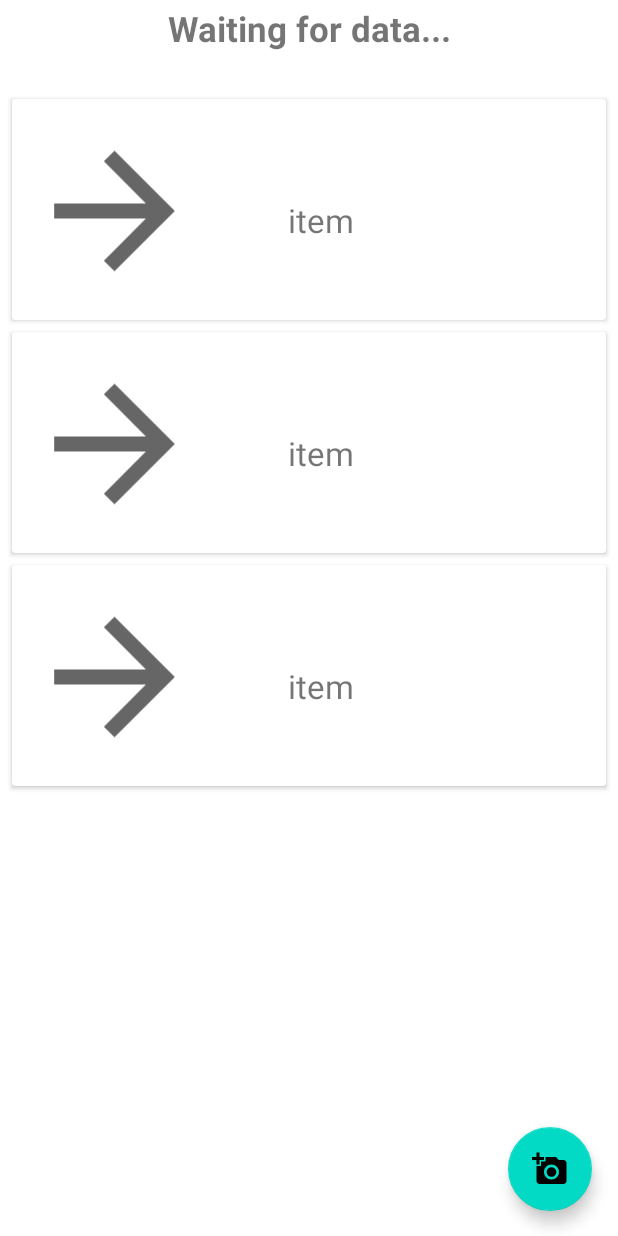
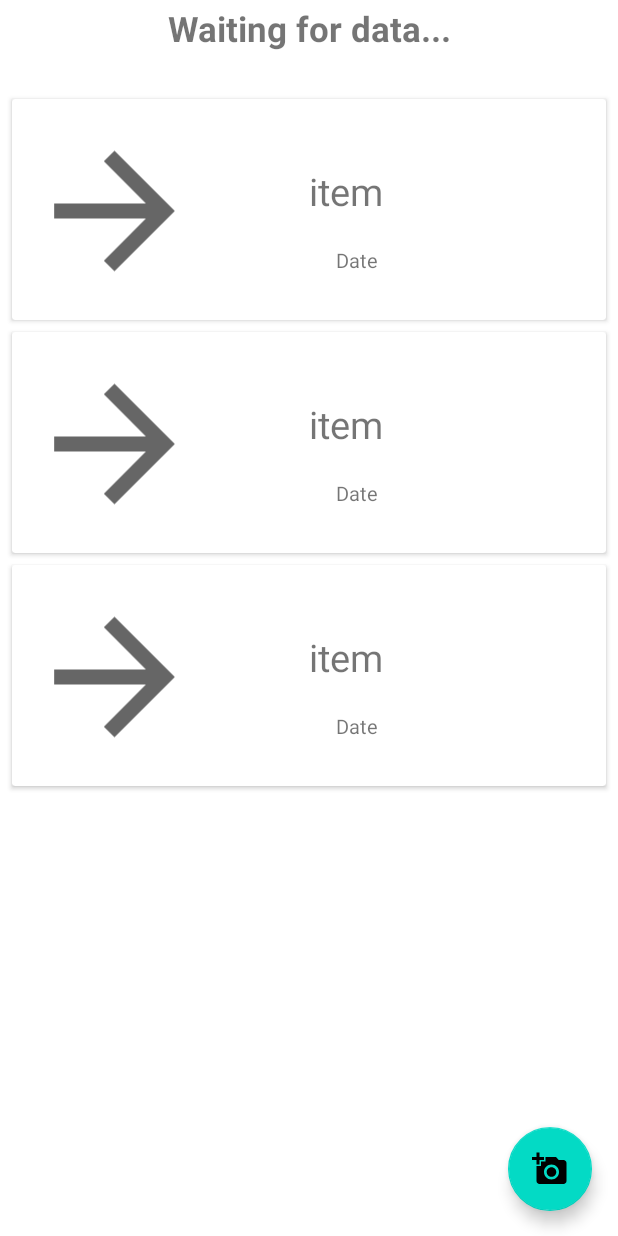
Before and after one commit to Sharkerz/InstaBus, an Android app: the layout activity_station_detail.xml on its own in the app's theme, with its tools: preview values and no code run, on a phone screen of 412 x 824 dp. Run offline under Robolectric (Android 15) with nearby library versions, the phone set to English and light mode, and no system bars.

Commit message:
Ajout de la date

```diff
--- a/app/src/main/java/com/example/instabus/DBHelper/DBHelper.kt
+++ b/app/src/main/java/com/example/instabus/DBHelper/DBHelper.kt
@@ -5,6 +5,7 @@ import android.content.Context
 import android.database.sqlite.SQLiteException
 import android.database.sqlite.SQLiteQueryBuilder
 import com.readystatesoftware.sqliteasset.SQLiteAssetHelper
+import kotlin.jvm.Throws
 
 class DBHelper(context: Context): SQLiteAssetHelper(context, DB_NAME, null, DB_VER) {
     companion object {
@@ -15,13 +16,15 @@ class DBHelper(context: Context): SQLiteAssetHelper(context, DB_NAME, null, DB_V
         private val COl_ID_STATION = "ID_station"
         private val COl_TITLE = "Title"
         private val COl_IMAGE = "Image"
+        private val COL_DATE = "Date"
     }
 
     @Throws(SQLiteException::class)
-    fun addBitmap(id: Int, title:String, image:ByteArray) {
+    fun addBitmap(id: Int, title:String, image:ByteArray,date : String) {
         val database = this.writableDatabase
         val cv = ContentValues()
 
+        cv.put(COL_DATE, date)
         cv.put(COl_TITLE, title)
         cv.put(COl_IMAGE, image)
         cv.put(COl_ID_STATION, id)
--- a/app/src/main/java/com/example/instabus/Picture.kt
+++ b/app/src/main/java/com/example/instabus/Picture.kt
@@ -5,5 +5,6 @@ import java.sql.Blob
 data class Picture (
     val id: Int,
     val title: String,
-    val image: ByteArray
+    val image: ByteArray,
+    val date : String
         )
--- a/app/src/main/java/com/example/instabus/PictureAdapter.kt
+++ b/app/src/main/java/com/example/instabus/PictureAdapter.kt
@@ -21,10 +21,12 @@ class PictureAdapter(private val pictureList: MutableList<Picture>) : RecyclerVi
     override fun onBindViewHolder(holder: PictureViewHolder, position: Int) {
         var currentItem = pictureList[position]
         var image = Utils.getImage(currentItem.image)
+        var current_date = currentItem.date
 
         holder.name.setText(currentItem.title)
         holder.picture.setImageBitmap(image)
-        holder.itemView.setTag(currentItem.id);
+        holder.itemView.setTag(currentItem.id)
+        holder.date.setText("Ajouté le : $current_date")
     }
 
     override fun getItemCount() = pictureList.size
@@ -32,6 +34,7 @@ class PictureAdapter(private val pictureList: MutableList<Picture>) : RecyclerVi
     class PictureViewHolder(itemView: View) : RecyclerView.ViewHolder(itemView) {
         val name: TextView = itemView.findViewById(R.id.title)
         val picture: ImageView = itemView.findViewById(R.id.picture)
+        val date: TextView = itemView.findViewById(R.id.date)
 
     }
 
--- a/app/src/main/java/com/example/instabus/StationDetailActivity.kt
+++ b/app/src/main/java/com/example/instabus/StationDetailActivity.kt
@@ -44,9 +44,10 @@ class StationDetailActivity : AppCompatActivity(){
         var rs = db.rawQuery("SELECT * FROM PICTURE WHERE ID_station = $id", null)
 
         while (rs.moveToNext()) {
-            var picture = Picture(rs.getInt(0), rs.getString(1), rs.getBlob(2))
+            var picture = Picture(rs.getInt(0), rs.getString(1), rs.getBlob(2),rs.getString(4))
             listPicture.add(picture)
         }
+
 
         recyclerView = findViewById(R.id.recycler_picture_list)
         recyclerView.layoutManager = LinearLayoutManager(this)
--- a/app/src/main/res/layout/picture_item.xml
+++ b/app/src/main/res/layout/picture_item.xml
@@ -19,13 +19,13 @@
             android:layout_height="wrap_content"
             android:layout_alignParentStart="true"
             android:layout_alignParentTop="true"
-            android:layout_marginStart="168dp"
-            android:layout_marginTop="50dp"
+            android:layout_marginStart="182dp"
+            android:layout_marginTop="28dp"
             android:gravity="center_vertical"
             android:maxWidth="300sp"
             android:padding="8dp"
             android:text="@string/test_item"
-            android:textSize="22sp" />
+            android:textSize="25sp" />
 
         <ImageView
             android:id="@+id/picture"
@@ -39,6 +39,19 @@
             android:layout_marginEnd="259dp"
             android:gravity="center_vertical"
             app:srcCompat="@drawable/arrow_left" />
+
+        <TextView
+            android:id="@+id/date"
+            android:layout_width="204dp"
+            android:layout_height="wrap_content"
+            android:layout_alignParentStart="true"
+            android:layout_alignParentTop="true"
+            android:layout_marginStart="200dp"
+            android:layout_marginTop="82dp"
+            android:maxWidth="300sp"
+            android:padding="8dp"
+            android:text="@string/date"
+            android:textSize="13sp" />
     </RelativeLayout>
 
 </androidx.cardview.widget.CardView>
--- a/app/src/main/res/values/strings.xml
+++ b/app/src/main/res/values/strings.xml
@@ -8,4 +8,6 @@
     <!-- Layout create picture -->
     <string name="OK">Enregistrer</string>
     <string name="placeHolderTakePicture">Titre de l\'image</string>
+    <string name="date">Date</string>
+
 </resources>
```
Also changed, not shown: app/src/main/java/com/example/instabus/TakePictureActivity.kt (+7 -1 lines), app/src/main/assets/databases/database.db.
